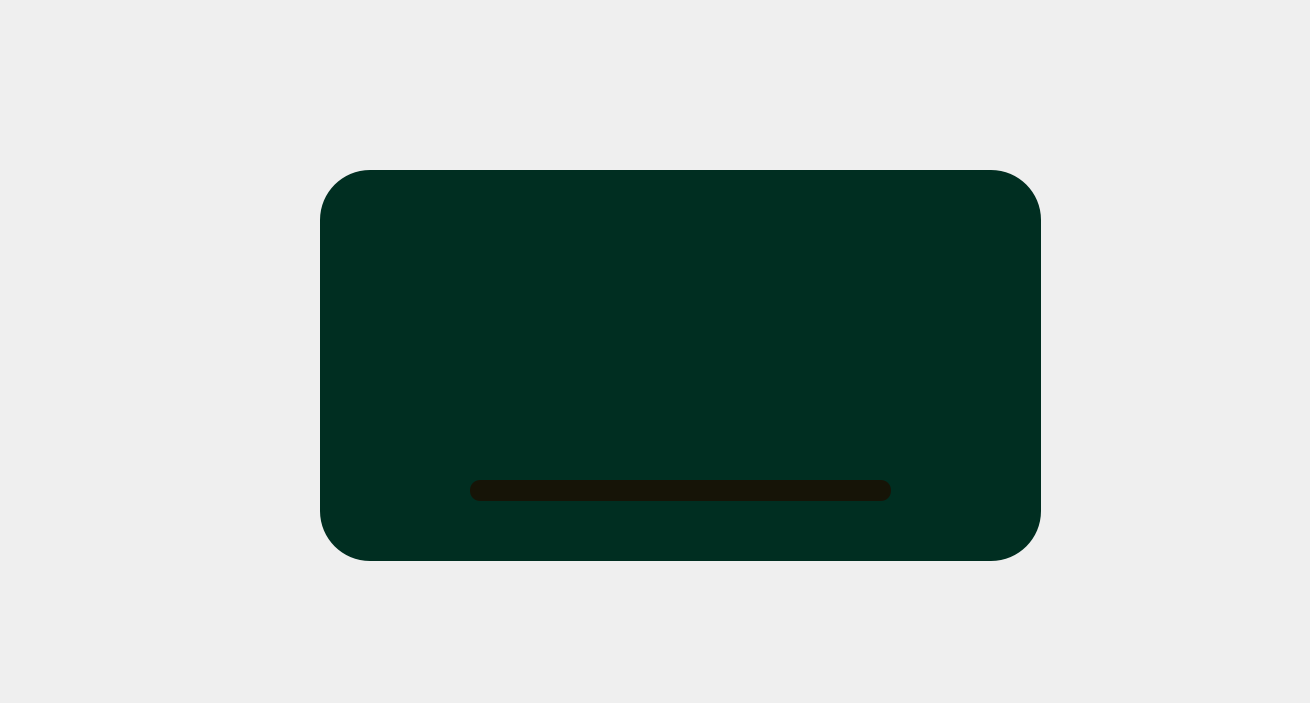
This is Mainwin.ui in jnsgbmn/Facemask-detection-Software as Qt 5 draws it before an edit. The edited form follows.
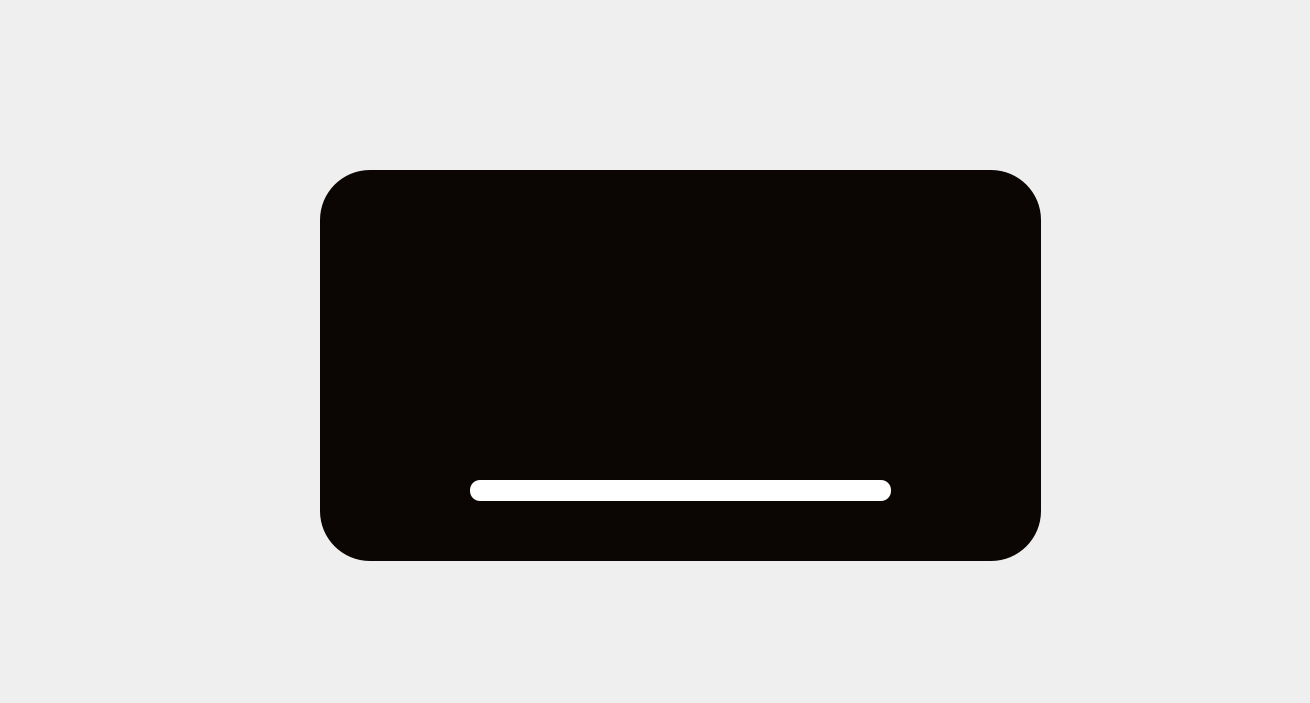
This is the edited form. Icons and pictures are not drawn.

The edit to the form file:
```diff
--- a/Mainwin.ui
+++ b/Mainwin.ui
@@ -27,7 +27,7 @@
      <string notr="true">QFrame{
 	
 	
-	background-color: rgb(0, 46, 33);
+	background-color: rgb(11, 5, 4);
 	border-radius:50px;
 
 }</string>
@@ -48,9 +48,11 @@
       </rect>
      </property>
      <property name="styleSheet">
-      <string notr="true">QProgressBar{
+      <string notr="true">
+QProgressBar{
 	
-	background-color: rgb(22, 20, 7);
+	
+	background-color: rgb(255, 255, 255);
     border-radius: 10px;
     border-color: beige;
     min-width: 10em;
```
Left out of the diff: 4 changed lines with no effect on the pictures.
